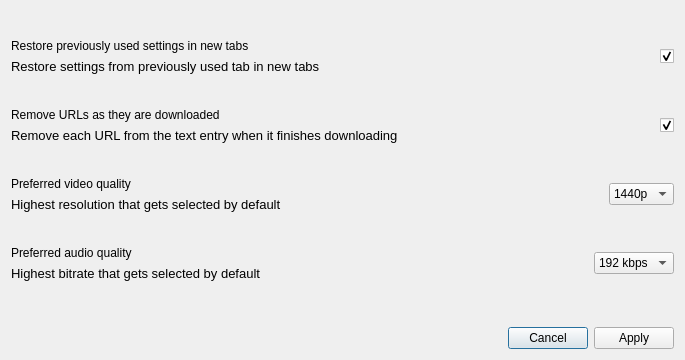
Qt form designer/preferences_dialog.ui (markop404/media-downloader) before a commit.
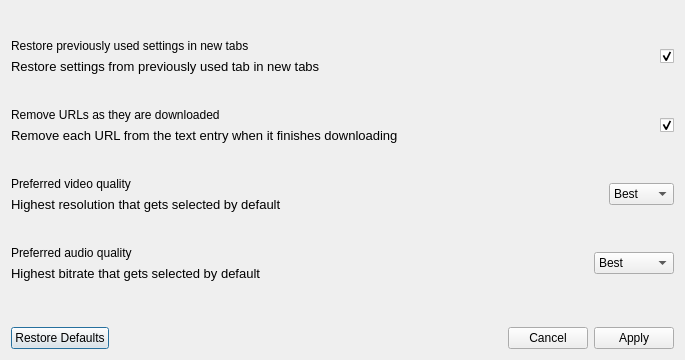
The same form after that commit. Icons and pictures are not drawn.

```diff
--- a/designer/preferences_dialog.ui
+++ b/designer/preferences_dialog.ui
@@ -260,9 +260,6 @@
        <property name="focusPolicy">
         <enum>Qt::FocusPolicy::NoFocus</enum>
        </property>
-       <property name="currentIndex">
-        <number>2</number>
-       </property>
        <item>
         <property name="text">
          <string>Best</string>
@@ -374,9 +371,6 @@
        <property name="focusPolicy">
         <enum>Qt::FocusPolicy::NoFocus</enum>
        </property>
-       <property name="currentIndex">
-        <number>3</number>
-       </property>
        <item>
         <property name="text">
          <string>Best</string>
@@ -440,7 +434,7 @@
    <item>
     <widget class="QDialogButtonBox" name="buttonBox">
      <property name="standardButtons">
-      <set>QDialogButtonBox::StandardButton::Apply|QDialogButtonBox::StandardButton::Cancel</set>
+      <set>QDialogButtonBox::StandardButton::Apply|QDialogButtonBox::StandardButton::Cancel|QDialogButtonBox::StandardButton::RestoreDefaults</set>
      </property>
     </widget>
    </item>
```
